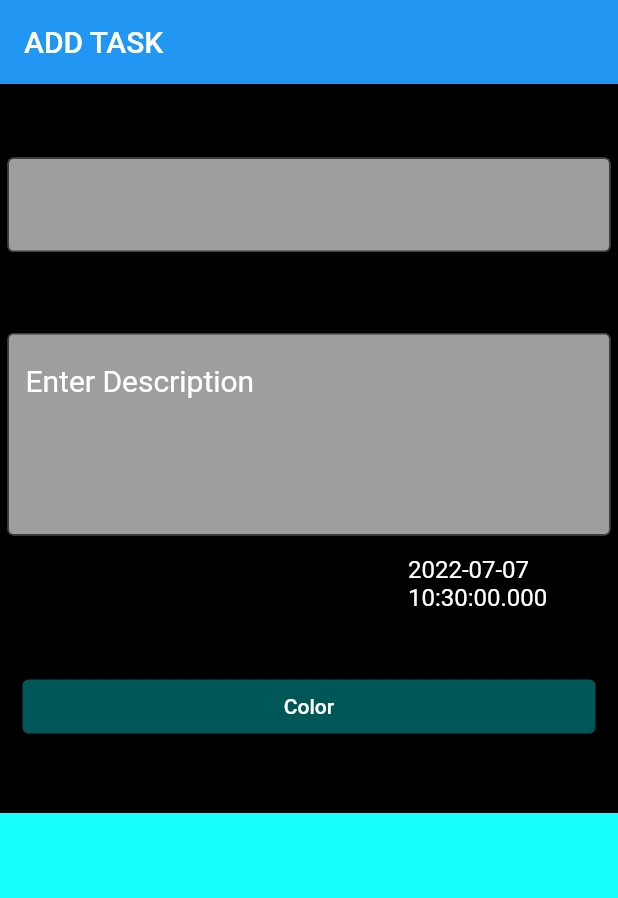
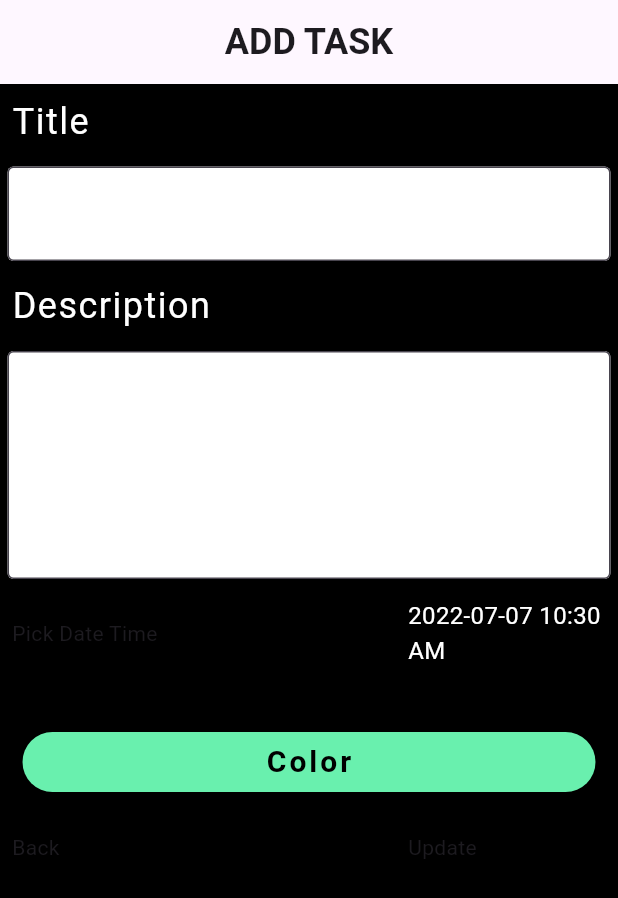
Before and after one commit to Mohsin222/task-app, a Flutter app: the screen it shows after launch, after a tap on the "add" icon, on a phone screen of 412 x 824 dp. Shown: the top 898 px of the screen. Run offline on Flutter 3.47's test engine with Material 2 defaults, Android fonts, the phone set to English and light mode, and no system bars; our stand-ins replace hive, hive_flutter; missing offline and left inert: flutter_glow, flutter_material_color_picker; accounts and stored records are empty.

Commit message:
8 july 2022 fix complete button set before date task

```diff
--- a/lib/helper/popup_dialog.dart
+++ b/lib/helper/popup_dialog.dart
@@ -15,7 +15,7 @@ class PopUpDialog extends StatelessWidget {
   @override
   Widget build(BuildContext context) {
     return AlertDialog(
-                  backgroundColor: Colors.lightBlue,
+                  backgroundColor: Colors.black,
     title:  Text(title,style: TextStyle(color: Colors.white)),
     content:  Column(
       mainAxisSize: MainAxisSize.min,
--- a/lib/main.dart
+++ b/lib/main.dart
@@ -26,9 +26,11 @@ class MyApp extends StatelessWidget {
       ],
       child: MaterialApp(
         title: 'Flutter Demo',
+        debugShowCheckedModeBanner: false,
         theme: ThemeData(
 
           primarySwatch: Colors.blue,
+          useMaterial3: true
         ),
         home: HomePage(),
       ),
--- a/lib/views/add_task.dart
+++ b/lib/views/add_task.dart
@@ -1,16 +1,10 @@
-// ignore_for_file: unnecessary_new, deprecated_member_use
 
 import 'dart:async';
-
 import 'package:flutter/material.dart';
-import 'package:flutter/src/foundation/key.dart';
-import 'package:flutter/src/widgets/framework.dart';
 import 'package:flutter_glow/flutter_glow.dart';
 import 'package:intl/intl.dart';
 import 'package:provider/provider.dart';
-import 'package:todo_task_app/helper/popup_dialog.dart';
-import 'package:todo_task_app/model/task_model.dart';
-
+import 'package:todo_task_app/views/home_page.dart';
 import '../helper/glow_btn.dart';
 import '../provider/home_provider.dart';
 
@@ -37,20 +31,14 @@ class AddTask extends StatelessWidget {
     }
   }
 
-  setOldValues(BuildContext context) {
-    if (index != null) {
-      Provider.of<HomeProvider>(context, listen: false).setOldValues(todo!);
-    } else {}
-  }
-
   @override
   Widget build(BuildContext context) {
-    setOldValues(context);
-    // print(todo.complete);
+
     return Scaffold(
-      backgroundColor: Colors.cyanAccent,
+      backgroundColor: Colors.black,
       appBar: AppBar(
-        title: const Text('ADD TASK'),
+        title: const Text('ADD TASK',style: TextStyle(fontSize: 24,fontWeight: FontWeight.bold),),
+        centerTitle: true,
         automaticallyImplyLeading: false,
       ),
       body: Consumer<HomeProvider>(
@@ -59,10 +47,10 @@ class AddTask extends StatelessWidget {
 
           return SingleChildScrollView(
             child: Container(
-                color: Colors.black,
-
+                //color: Colors.black,
                 child: Column(
                   children: [
+
                     fieldsHeading(title: 'Title'),
                     textField(
                         hintText: '',
@@ -91,16 +79,17 @@ class AddTask extends StatelessWidget {
                           Expanded(
                               flex: 1,
                               child: Text(
-                                value.dateTime.toString(),
-                                style:
-                                    TextStyle(fontSize: 16, color: Colors.white),
+                                DateFormat('yyyy-MM-dd KK:mm a')
+                                    .format(DateTime.now()),
+                                style: TextStyle(
+                                    fontSize: 16, color: Colors.white),
                               )),
                         ],
                       ),
                     ),
-
-
-Divider(color: Colors.black,),
+                    Divider(
+                      color: Colors.black,
+                    ),
                     Container(
                       width: double.infinity,
                       margin: EdgeInsets.all(15),
@@ -108,15 +97,11 @@ Divider(color: Colors.black,),
                         onPressed: () {
                           value.openFullMaterialColorPicker(context);
                         },
-                        child: Text('Color'),
+                        child: Text('Color',style: TextStyle(fontSize: 20,fontWeight: FontWeight.w600,letterSpacing: 2,color: Colors.black),),
                         style: ElevatedButton.styleFrom(
-                            primary: Color(value.oldColor)
-
-                            //   primary: Colors.red
-                            ),
+                            primary: value.tempMainColor ?? Colors.white),
                       ),
                     ),
-
                     Padding(
                       padding: const EdgeInsets.all(8.0),
                       child: Row(
@@ -126,8 +111,8 @@ Divider(color: Colors.black,),
                               child: Glow_btn(
                                   text: 'Back',
                                   press: () {
-                                  //  value.resetValues();
-                                    Navigator.pop(context);
+
+                                   Navigator.push(context, MaterialPageRoute(builder: (context)=>HomePage()));
                                   })),
                           Expanded(child: Container()),
                           Expanded(
@@ -152,6 +137,7 @@ Divider(color: Colors.black,),
       required TextEditingController controller,
       required int maxLines}) {
     return Container(
+
       margin: const EdgeInsets.all(5),
       child: TextField(
         maxLines: maxLines,
@@ -160,7 +146,7 @@ Divider(color: Colors.black,),
         decoration: InputDecoration(
           border: const OutlineInputBorder(),
           hintText: hintText,
-          fillColor: Colors.grey,
+          fillColor: Colors.white,
           hintStyle: const TextStyle(fontSize: 20.0, color: Colors.white),
           filled: true,
         ),
@@ -176,7 +162,7 @@ Divider(color: Colors.black,),
         alignment: Alignment.centerLeft,
         child: Text(
           title,
-          style: const TextStyle(color: Colors.black, fontSize: 24),
+          style: const TextStyle(color: Colors.white,letterSpacing: 1, fontSize: 24),
         ),
       ),
     );
```
Also changed, not shown: lib/model/task_model.dart (+25 -0 lines), lib/provider/home_provider.dart (+43 -18 lines), lib/views/a1.dart (added, +42 -0 lines), lib/views/home_page.dart (+82 -8 lines), lib/widgets/home_page_card.dart (+34 -12 lines).
